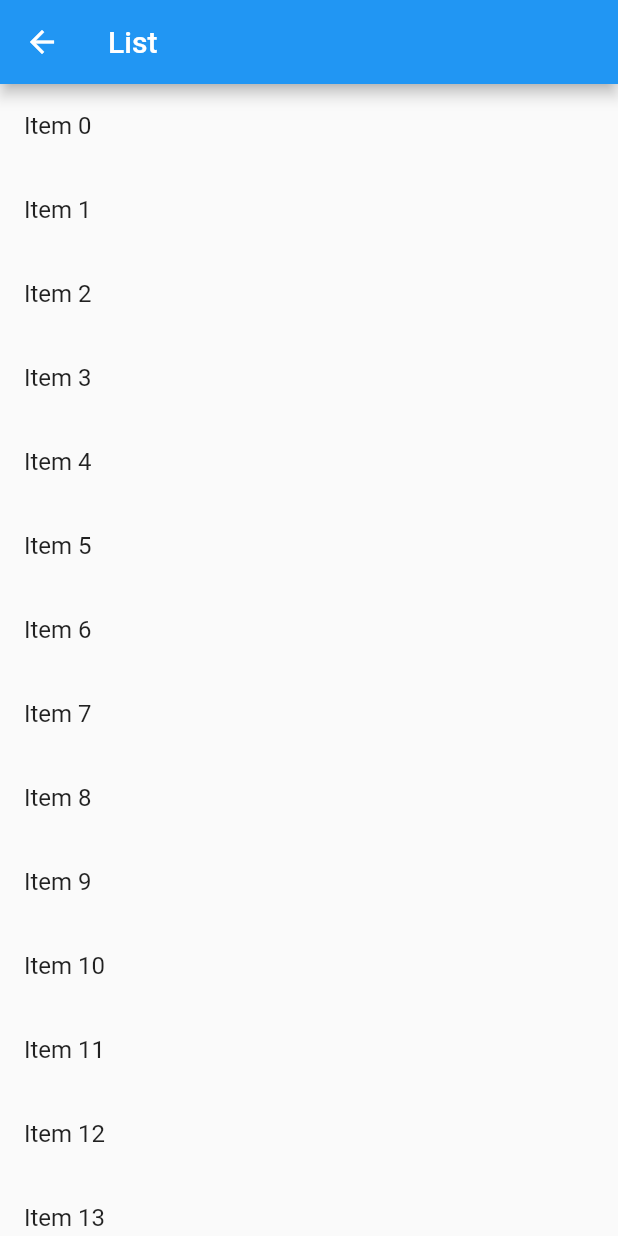
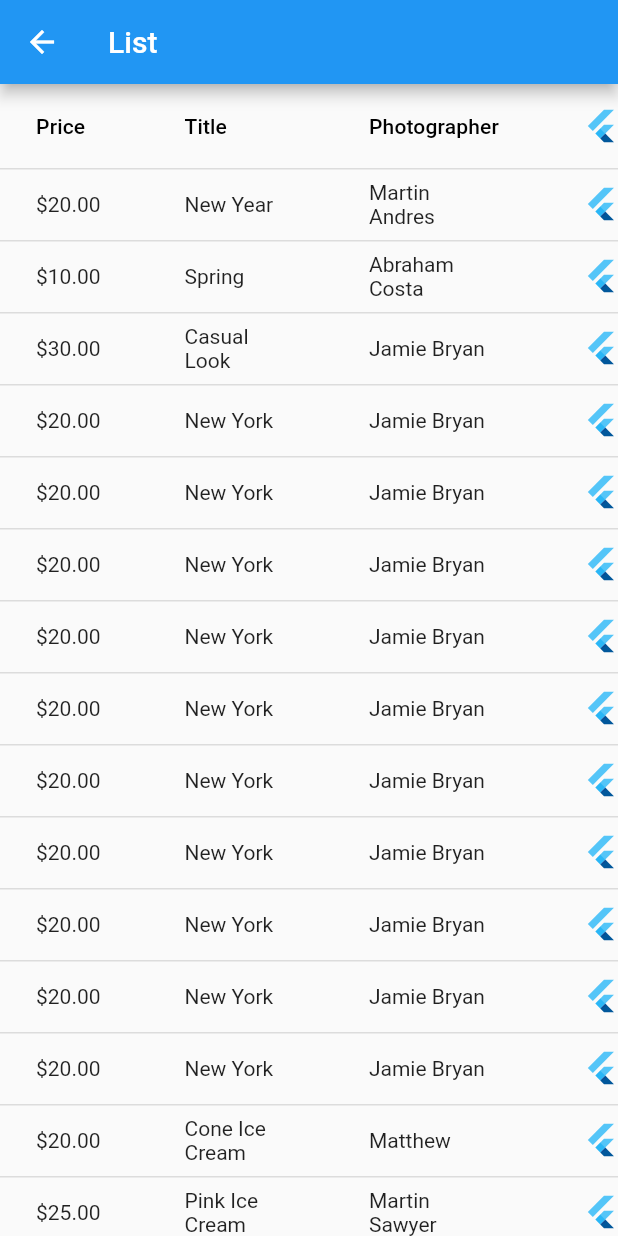
Before and after one commit to kurjakrichard/flutibre, a Flutter app: the screen it shows after launch, in the side drawer, after a tap on "List", on a phone screen of 412 x 824 dp. Run offline on Flutter 3.47's test engine with Material 2 defaults, Android fonts, the light colour scheme and no system bars; our stand-ins replace sqflite_common, sqflite_common_ffi; missing offline and left inert: dart:html; accounts and stored records are empty.

Commit message:
Migrate from list to data table

```diff
--- a/lib/main2.dart
+++ /dev/null
@@ -1,17 +0,0 @@
-import 'package:flutter/material.dart';
-import 'package:flutibre/screens/home_page.dart';
-
-void main() => runApp(MyApp());
-
-class MyApp extends StatelessWidget {
-  @override
-  Widget build(BuildContext context) {
-    return MaterialApp(
-      debugShowCheckedModeBanner: false,
-      theme: ThemeData(
-        fontFamily: 'Sen',
-      ),
-      home: HomePage(),
-    );
-  }
-}
--- a/lib/models/girl.dart
+++ b/lib/models/girl.dart
@@ -4,11 +4,12 @@ class ImageDetails {
   final String photographer;
   final String title;
   final String details;
-  ImageDetails({
-    required this.imagePath,
-    required this.price,
-    required this.photographer,
-    required this.title,
-    required this.details,
-  });
+  bool isSelected = false;
+  ImageDetails(
+      {required this.imagePath,
+      required this.price,
+      required this.photographer,
+      required this.title,
+      required this.details,
+      this.isSelected = false});
 }
--- a/lib/screens/gridview.dart
+++ b/lib/screens/gridview.dart
@@ -2,145 +2,19 @@ import 'package:flutter/material.dart';
 import 'package:flutibre/utils/scroll.dart';
 import 'package:flutibre/models/girl.dart';
 import 'package:flutibre/screens/details_page.dart';
+import 'package:flutibre/utils/dataservice.dart';
 
 class GridPage extends StatelessWidget {
-  List<ImageDetails> _images = [
-    ImageDetails(
-      imagePath: 'images/1.jpg',
-      price: '\$20.00',
-      photographer: 'Martin Andres',
-      title: 'New Year',
-      details:
-          'This image was taken during a party in New York on new years eve. Quite a colorful shot.',
-    ),
-    ImageDetails(
-      imagePath: 'images/2.jpg',
-      price: '\$10.00',
-      photographer: 'Abraham Costa',
-      title: 'Spring',
-      details:
-          'Lorem ipsum dolor sit amet, consectetur adipisicing elit. Nihil error aspernatur, sequi inventore eligendi vitae dolorem animi suscipit. Nobis, cumque.',
-    ),
-    ImageDetails(
-      imagePath: 'images/3.jpg',
-      price: '\$30.00',
-      photographer: 'Jamie Bryan',
-      title: 'Casual Look',
-      details:
-          'Lorem ipsum dolor sit amet, consectetur adipisicing elit. Nihil error aspernatur, sequi inventore eligendi vitae dolorem animi suscipit. Nobis, cumque.',
-    ),
-    ImageDetails(
-      imagePath: 'images/4.jpg',
-      price: '\$20.00',
-      photographer: 'Jamie Bryan',
-      title: 'New York',
-      details:
-          'Lorem ipsum dolor sit amet, consectetur adipisicing elit. Nihil error aspernatur, sequi inventore eligendi vitae dolorem animi suscipit. Nobis, cumque.',
-    ),
-    ImageDetails(
-      imagePath: 'images/5.jpg',
-      price: '\$20.00',
-      photographer: 'Jamie Bryan',
-      title: 'New York',
-      details:
-          'Lorem ipsum dolor sit amet, consectetur adipisicing elit. Nihil error aspernatur, sequi inventore eligendi vitae dolorem animi suscipit. Nobis, cumque.',
-    ),
-    ImageDetails(
-      imagePath: 'images/6.jpg',
-      price: '\$20.00',
-      photographer: 'Jamie Bryan',
-      title: 'New York',
-      details:
-          'Lorem ipsum dolor sit amet, consectetur adipisicing elit. Nihil error aspernatur, sequi inventore eligendi vitae dolorem animi suscipit. Nobis, cumque.',
-    ),
-    ImageDetails(
-      imagePath: 'images/7.jpg',
-      price: '\$20.00',
-      photographer: 'Jamie Bryan',
-      title: 'New York',
-      details:
-          'Lorem ipsum dolor sit amet, consectetur adipisicing elit. Nihil error aspernatur, sequi inventore eligendi vitae dolorem animi suscipit. Nobis, cumque.',
-    ),
-    ImageDetails(
-      imagePath: 'images/8.jpg',
-      price: '\$20.00',
-      photographer: 'Jamie Bryan',
-      title: 'New York',
-      details:
-          'Lorem ipsum dolor sit amet, consectetur adipisicing elit. Nihil error aspernatur, sequi inventore eligendi vitae dolorem animi suscipit. Nobis, cumque.',
-    ),
-    ImageDetails(
-      imagePath: 'images/9.jpg',
-      price: '\$20.00',
-      photographer: 'Jamie Bryan',
-      title: 'New York',
-      details:
-          'Lorem ipsum dolor sit amet, consectetur adipisicing elit. Nihil error aspernatur, sequi inventore eligendi vitae dolorem animi suscipit. Nobis, cumque.',
-    ),
-    ImageDetails(
-      imagePath: 'images/10.jpg',
-      price: '\$20.00',
-      photographer: 'Jamie Bryan',
-      title: 'New York',
-      details:
-          'Lorem ipsum dolor sit amet, consectetur adipisicing elit. Nihil error aspernatur, sequi inventore eligendi vitae dolorem animi suscipit. Nobis, cumque.',
-    ),
-    ImageDetails(
-      imagePath: 'images/11.jpg',
-      price: '\$20.00',
-      photographer: 'Jamie Bryan',
-      title: 'New York',
-      details:
-          'Lorem ipsum dolor sit amet, consectetur adipisicing elit. Nihil error aspernatur, sequi inventore eligendi vitae dolorem animi suscipit. Nobis, cumque.',
-    ),
-    ImageDetails(
-      imagePath: 'images/12.jpg',
-      price: '\$20.00',
-      photographer: 'Jamie Bryan',
-      title: 'New York',
-      details:
-          'Lorem ipsum dolor sit amet, consectetur adipisicing elit. Nihil error aspernatur, sequi inventore eligendi vitae dolorem animi suscipit. Nobis, cumque.',
-    ),
-    ImageDetails(
-      imagePath: 'images/13.jpg',
-      price: '\$20.00',
-      photographer: 'Jamie Bryan',
-      title: 'New York',
-      details:
-          'Lorem ipsum dolor sit amet, consectetur adipisicing elit. Nihil error aspernatur, sequi inventore eligendi vitae dolorem animi suscipit. Nobis, cumque.',
-    ),
-    ImageDetails(
-      imagePath: 'images/14.jpg',
-      price: '\$20.00',
-      photographer: 'Matthew',
-      title: 'Cone Ice Cream',
-      details:
-          'Lorem ipsum dolor sit amet, consectetur adipisicing elit. Nihil error aspernatur, sequi inventore eligendi vitae dolorem animi suscipit. Nobis, cumque.',
-    ),
-    ImageDetails(
-      imagePath: 'images/15.jpg',
-      price: '\$25.00',
-      photographer: 'Martin Sawyer',
-      title: 'Pink Ice Cream',
-      details:
-          'Lorem ipsum dolor sit amet, consectetur adipisicing elit. Nihil error aspernatur, sequi inventore eligendi vitae dolorem animi suscipit. Nobis, cumque.',
-    ),
-    ImageDetails(
-      imagePath: 'images/16.jpg',
-      price: '\$15.00',
-      photographer: 'John Doe',
-      title: 'Strawberry Ice Cream',
-      details:
-          'Lorem ipsum dolor sit amet, consectetur adipisicing elit. Nihil error aspernatur, sequi inventore eligendi vitae dolorem animi suscipit. Nobis, cumque.',
-    ),
-  ];
+  final DataService data = DataService();
+
+  List<ImageDetails> get _images => data.getListGirls();
 
   @override
   Widget build(BuildContext context) {
     int size = MediaQuery.of(context).size.width.round();
     return Scaffold(
       appBar: AppBar(
-        title: Text("Tiles"),
+        title: const Text("Tiles"),
       ),
       body: MaterialApp(
         debugShowCheckedModeBanner: false,
--- a/lib/screens/home_page.dart
+++ /dev/null
@@ -1,219 +0,0 @@
-import 'package:flutter/material.dart';
-import 'details_page.dart';
-import 'package:flutibre/models/girl.dart';
-
-List<ImageDetails> _images = [
-  ImageDetails(
-    imagePath: 'images/1.jpg',
-    price: '\$20.00',
-    photographer: 'Martin Andres',
-    title: 'New Year',
-    details:
-        'This image was taken during a party in New York on new years eve. Quite a colorful shot.',
-  ),
-  ImageDetails(
-    imagePath: 'images/2.jpg',
-    price: '\$10.00',
-    photographer: 'Abraham Costa',
-    title: 'Spring',
-    details:
-        'Lorem ipsum dolor sit amet, consectetur adipisicing elit. Nihil error aspernatur, sequi inventore eligendi vitae dolorem animi suscipit. Nobis, cumque.',
-  ),
-  ImageDetails(
-    imagePath: 'images/3.jpg',
-    price: '\$30.00',
-    photographer: 'Jamie Bryan',
-    title: 'Casual Look',
-    details:
-        'Lorem ipsum dolor sit amet, consectetur adipisicing elit. Nihil error aspernatur, sequi inventore eligendi vitae dolorem animi suscipit. Nobis, cumque.',
-  ),
-  ImageDetails(
-    imagePath: 'images/4.jpg',
-    price: '\$20.00',
-    photographer: 'Jamie Bryan',
-    title: 'New York',
-    details:
-        'Lorem ipsum dolor sit amet, consectetur adipisicing elit. Nihil error aspernatur, sequi inventore eligendi vitae dolorem animi suscipit. Nobis, cumque.',
-  ),
-  ImageDetails(
-    imagePath: 'images/5.jpg',
-    price: '\$20.00',
-    photographer: 'Jamie Bryan',
-    title: 'New York',
-    details:
-        'Lorem ipsum dolor sit amet, consectetur adipisicing elit. Nihil error aspernatur, sequi inventore eligendi vitae dolorem animi suscipit. Nobis, cumque.',
-  ),
-  ImageDetails(
-    imagePath: 'images/6.jpg',
-    price: '\$20.00',
-    photographer: 'Jamie Bryan',
-    title: 'New York',
-    details:
-        'Lorem ipsum dolor sit amet, consectetur adipisicing elit. Nihil error aspernatur, sequi inventore eligendi vitae dolorem animi suscipit. Nobis, cumque.',
-  ),
-  ImageDetails(
-    imagePath: 'images/7.jpg',
-    price: '\$20.00',
-    photographer: 'Jamie Bryan',
-    title: 'New York',
-    details:
-        'Lorem ipsum dolor sit amet, consectetur adipisicing elit. Nihil error aspernatur, sequi inventore eligendi vitae dolorem animi suscipit. Nobis, cumque.',
-  ),
-  ImageDetails(
-    imagePath: 'images/8.jpg',
-    price: '\$20.00',
-    photographer: 'Jamie Bryan',
-    title: 'New York',
-    details:
-        'Lorem ipsum dolor sit amet, consectetur adipisicing elit. Nihil error aspernatur, sequi inventore eligendi vitae dolorem animi suscipit. Nobis, cumque.',
-  ),
-  ImageDetails(
-    imagePath: 'images/9.jpg',
-    price: '\$20.00',
-    photographer: 'Jamie Bryan',
-    title: 'New York',
-    details:
-        'Lorem ipsum dolor sit amet, consectetur adipisicing elit. Nihil error aspernatur, sequi inventore eligendi vitae dolorem animi suscipit. Nobis, cumque.',
-  ),
-  ImageDetails(
-    imagePath: 'images/10.jpg',
-    price: '\$20.00',
-    photographer: 'Jamie Bryan',
-    title: 'New York',
-    details:
-        'Lorem ipsum dolor sit amet, consectetur adipisicing elit. Nihil error aspernatur, sequi inventore eligendi vitae dolorem animi suscipit. Nobis, cumque.',
-  ),
-  ImageDetails(
-    imagePath: 'images/11.jpg',
-    price: '\$20.00',
-    photographer: 'Jamie Bryan',
-    title: 'New York',
-    details:
-        'Lorem ipsum dolor sit amet, consectetur adipisicing elit. Nihil error aspernatur, sequi inventore eligendi vitae dolorem animi suscipit. Nobis, cumque.',
-  ),
-  ImageDetails(
-    imagePath: 'images/12.jpg',
-    price: '\$20.00',
-    photographer: 'Jamie Bryan',
-    title: 'New York',
-    details:
-        'Lorem ipsum dolor sit amet, consectetur adipisicing elit. Nihil error aspernatur, sequi inventore eligendi vitae dolorem animi suscipit. Nobis, cumque.',
-  ),
-  ImageDetails(
-    imagePath: 'images/13.jpg',
-    price: '\$20.00',
-    photographer: 'Jamie Bryan',
-    title: 'New York',
-    details:
-        'Lorem ipsum dolor sit amet, consectetur adipisicing elit. Nihil error aspernatur, sequi inventore eligendi vitae dolorem animi suscipit. Nobis, cumque.',
-  ),
-  ImageDetails(
-    imagePath: 'images/14.jpg',
-    price: '\$20.00',
-    photographer: 'Matthew',
-    title: 'Cone Ice Cream',
-    details:
-        'Lorem ipsum dolor sit amet, consectetur adipisicing elit. Nihil error aspernatur, sequi inventore eligendi vitae dolorem animi suscipit. Nobis, cumque.',
-  ),
-  ImageDetails(
-    imagePath: 'images/15.jpg',
-    price: '\$25.00',
-    photographer: 'Martin Sawyer',
-    title: 'Pink Ice Cream',
-    details:
-        'Lorem ipsum dolor sit amet, consectetur adipisicing elit. Nihil error aspernatur, sequi inventore eligendi vitae dolorem animi suscipit. Nobis, cumque.',
-  ),
-  ImageDetails(
-    imagePath: 'images/16.jpg',
-    price: '\$15.00',
-    photographer: 'John Doe',
-    title: 'Strawberry Ice Cream',
-    details:
-        'Lorem ipsum dolor sit amet, consectetur adipisicing elit. Nihil error aspernatur, sequi inventore eligendi vitae dolorem animi suscipit. Nobis, cumque.',
-  ),
-];
-
-class HomePage extends StatelessWidget {
-  @override
-  Widget build(BuildContext context) {
-    return Scaffold(
-      backgroundColor: Colors.lightBlueAccent,
-      body: SafeArea(
-        child: Column(
-          crossAxisAlignment: CrossAxisAlignment.stretch,
-          children: <Widget>[
-            SizedBox(
-              height: 40,
-            ),
-            Text(
-              'Gallery',
-              style: TextStyle(
-                fontSize: 25,
-                fontWeight: FontWeight.w600,
-                color: Colors.white,
-              ),
-              textAlign: TextAlign.center,
-            ),
-            SizedBox(
-              height: 40,
-            ),
-            Expanded(
-              child: Container(
-                padding: EdgeInsets.symmetric(
-                  horizontal: 20,
-                  vertical: 30,
-                ),
-                decoration: BoxDecoration(
-                  color: Colors.white,
-                  borderRadius: BorderRadius.only(
-                    topLeft: Radius.circular(30),
-                    topRight: Radius.circular(30),
-                  ),
-                ),
-                child: GridView.builder(
-                  gridDelegate: SliverGridDelegateWithFixedCrossAxisCount(
-                    crossAxisCount: 3,
-                    crossAxisSpacing: 10,
-                    mainAxisSpacing: 10,
-                  ),
-                  itemBuilder: (context, index) {
-                    return RawMaterialButton(
-                      onPressed: () {
-                        Navigator.push(
-                          context,
-                          MaterialPageRoute(
-                            builder: (context) => DetailsPage(
-                              imagePath: _images[index].imagePath,
-                              title: _images[index].title,
-                              photographer: _images[index].photographer,
-                              price: _images[index].price,
-                              details: _images[index].details,
-                              index: index,
-                            ),
-                          ),
-                        );
-                      },
-                      child: Hero(
-                        tag: 'logo$index',
-                        child: Container(
-                          decoration: BoxDecoration(
-                            borderRadius: BorderRadius.circular(15),
-                            image: DecorationImage(
-                              image: AssetImage(_images[index].imagePath),
-                              fit: BoxFit.cover,
-                            ),
-                          ),
-                        ),
-                      ),
-                    );
-                  },
-                  itemCount: _images.length,
-                ),
-              ),
-            )
-          ],
-        ),
-      ),
-    );
-  }
-}
--- a/lib/screens/listview.dart
+++ b/lib/screens/listview.dart
@@ -1,8 +1,14 @@
 import 'package:flutter/material.dart';
 import 'package:flutibre/utils/scroll.dart';
+import 'package:flutibre/models/girl.dart';
+import 'package:flutibre/utils/dataservice.dart';
+import 'package:flutibre/screens/details_page.dart';
 
 class ListPage extends StatelessWidget {
-  const ListPage({Key? key}) : super(key: key);
+  ListPage({Key? key}) : super(key: key);
+  final DataService data = DataService();
+
+  List<ImageDetails> get _images => data.getListGirls();
 
   @override
   Widget build(BuildContext context) {
@@ -16,22 +22,26 @@ class ListPage extends StatelessWidget {
           // Create a grid with columns fit to screen. If you change the scrollDirection to
           // horizontal, this produces rows.
 
-          home: getListView()),
+          home: SingleChildScrollView(
+            child: DataTable(
+              columns: [
+                DataColumn(label: Text("Price")),
+                DataColumn(label: Text("Title")),
+                DataColumn(label: Text("Photographer")),
+                DataColumn(label: FlutterLogo()),
+              ],
+              rows: _images.map((data) {
+                return DataRow(
+                  cells: [
+                    DataCell(Text(data.price)),
+                    DataCell(Text(data.title)),
+                    DataCell(Text(data.photographer)),
+                    DataCell(FlutterLogo())
+                  ],
+                );
+              }).toList(),
+            ),
+          )),
     );
   }
 }
-
-List<String> getListElement() {
-  var items = List<String>.generate(100, (counter) => 'Item $counter');
-  return items;
-}
-
-Widget getListView() {
-  var listItems = getListElement();
-  var listView = ListView.builder(itemBuilder: (context, index) {
-    return ListTile(
-      title: Text(listItems[index]),
-    );
-  });
-  return listView;
-}
--- /dev/null
+++ b/lib/utils/dataservice.dart
@@ -0,0 +1,138 @@
+import 'package:flutibre/models/girl.dart';
+
+class DataService {
+  List<ImageDetails> images = [
+    ImageDetails(
+      imagePath: 'images/1.jpg',
+      price: '\$20.00',
+      photographer: 'Martin Andres',
+      title: 'New Year',
+      details:
+          'This image was taken during a party in New York on new years eve. Quite a colorful shot.',
+    ),
+    ImageDetails(
+      imagePath: 'images/2.jpg',
+      price: '\$10.00',
+      photographer: 'Abraham Costa',
+      title: 'Spring',
+      details:
+          'Lorem ipsum dolor sit amet, consectetur adipisicing elit. Nihil error aspernatur, sequi inventore eligendi vitae dolorem animi suscipit. Nobis, cumque.',
+    ),
+    ImageDetails(
+      imagePath: 'images/3.jpg',
+      price: '\$30.00',
+      photographer: 'Jamie Bryan',
+      title: 'Casual Look',
+      details:
+          'Lorem ipsum dolor sit amet, consectetur adipisicing elit. Nihil error aspernatur, sequi inventore eligendi vitae dolorem animi suscipit. Nobis, cumque.',
+    ),
+    ImageDetails(
+      imagePath: 'images/4.jpg',
+      price: '\$20.00',
+      photographer: 'Jamie Bryan',
+      title: 'New York',
+      details:
+          'Lorem ipsum dolor sit amet, consectetur adipisicing elit. Nihil error aspernatur, sequi inventore eligendi vitae dolorem animi suscipit. Nobis, cumque.',
+    ),
+    ImageDetails(
+      imagePath: 'images/5.jpg',
+      price: '\$20.00',
+      photographer: 'Jamie Bryan',
+      title: 'New York',
+      details:
+          'Lorem ipsum dolor sit amet, consectetur adipisicing elit. Nihil error aspernatur, sequi inventore eligendi vitae dolorem animi suscipit. Nobis, cumque.',
+    ),
+    ImageDetails(
+      imagePath: 'images/6.jpg',
+      price: '\$20.00',
+      photographer: 'Jamie Bryan',
+      title: 'New York',
+      details:
+          'Lorem ipsum dolor sit amet, consectetur adipisicing elit. Nihil error aspernatur, sequi inventore eligendi vitae dolorem animi suscipit. Nobis, cumque.',
+    ),
+    ImageDetails(
+      imagePath: 'images/7.jpg',
+      price: '\$20.00',
+      photographer: 'Jamie Bryan',
+      title: 'New York',
+      details:
+          'Lorem ipsum dolor sit amet, consectetur adipisicing elit. Nihil error aspernatur, sequi inventore eligendi vitae dolorem animi suscipit. Nobis, cumque.',
+    ),
+    ImageDetails(
+      imagePath: 'images/8.jpg',
+      price: '\$20.00',
+      photographer: 'Jamie Bryan',
+      title: 'New York',
+      details:
+          'Lorem ipsum dolor sit amet, consectetur adipisicing elit. Nihil error aspernatur, sequi inventore eligendi vitae dolorem animi suscipit. Nobis, cumque.',
+    ),
+    ImageDetails(
+      imagePath: 'images/9.jpg',
+      price: '\$20.00',
+      photographer: 'Jamie Bryan',
+      title: 'New York',
+      details:
+          'Lorem ipsum dolor sit amet, consectetur adipisicing elit. Nihil error aspernatur, sequi inventore eligendi vitae dolorem animi suscipit. Nobis, cumque.',
+    ),
+    ImageDetails(
+      imagePath: 'images/10.jpg',
+      price: '\$20.00',
+      photographer: 'Jamie Bryan',
+      title: 'New York',
+      details:
+          'Lorem ipsum dolor sit amet, consectetur adipisicing elit. Nihil error aspernatur, sequi inventore eligendi vitae dolorem animi suscipit. Nobis, cumque.',
+    ),
+    ImageDetails(
+      imagePath: 'images/11.jpg',
+      price: '\$20.00',
+      photographer: 'Jamie Bryan',
+      title: 'New York',
+      details:
+          'Lorem ipsum dolor sit amet, consectetur adipisicing elit. Nihil error aspernatur, sequi inventore eligendi vitae dolorem animi suscipit. Nobis, cumque.',
+    ),
+    ImageDetails(
+      imagePath: 'images/12.jpg',
+      price: '\$20.00',
+      photographer: 'Jamie Bryan',
+      title: 'New York',
+      details:
+          'Lorem ipsum dolor sit amet, consectetur adipisicing elit. Nihil error aspernatur, sequi inventore eligendi vitae dolorem animi suscipit. Nobis, cumque.',
+    ),
+    ImageDetails(
+      imagePath: 'images/13.jpg',
+      price: '\$20.00',
+      photographer: 'Jamie Bryan',
+      title: 'New York',
+      details:
+          'Lorem ipsum dolor sit amet, consectetur adipisicing elit. Nihil error aspernatur, sequi inventore eligendi vitae dolorem animi suscipit. Nobis, cumque.',
+    ),
+    ImageDetails(
+      imagePath: 'images/14.jpg',
+      price: '\$20.00',
+      photographer: 'Matthew',
+      title: 'Cone Ice Cream',
+      details:
+          'Lorem ipsum dolor sit amet, consectetur adipisicing elit. Nihil error aspernatur, sequi inventore eligendi vitae dolorem animi suscipit. Nobis, cumque.',
+    ),
+    ImageDetails(
+      imagePath: 'images/15.jpg',
+      price: '\$25.00',
+      photographer: 'Martin Sawyer',
+      title: 'Pink Ice Cream',
+      details:
+          'Lorem ipsum dolor sit amet, consectetur adipisicing elit. Nihil error aspernatur, sequi inventore eligendi vitae dolorem animi suscipit. Nobis, cumque.',
+    ),
+    ImageDetails(
+      imagePath: 'images/16.jpg',
+      price: '\$15.00',
+      photographer: 'John Doe',
+      title: 'Strawberry Ice Cream',
+      details:
+          'Lorem ipsum dolor sit amet, consectetur adipisicing elit. Nihil error aspernatur, sequi inventore eligendi vitae dolorem animi suscipit. Nobis, cumque.',
+    ),
+  ];
+
+  List<ImageDetails> getListGirls() {
+    return images;
+  }
+}
```
